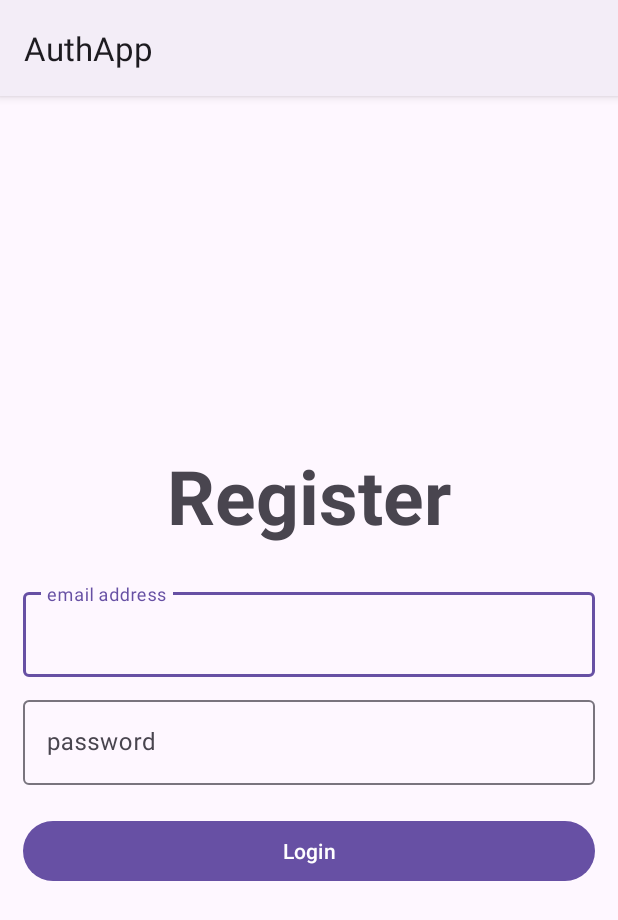
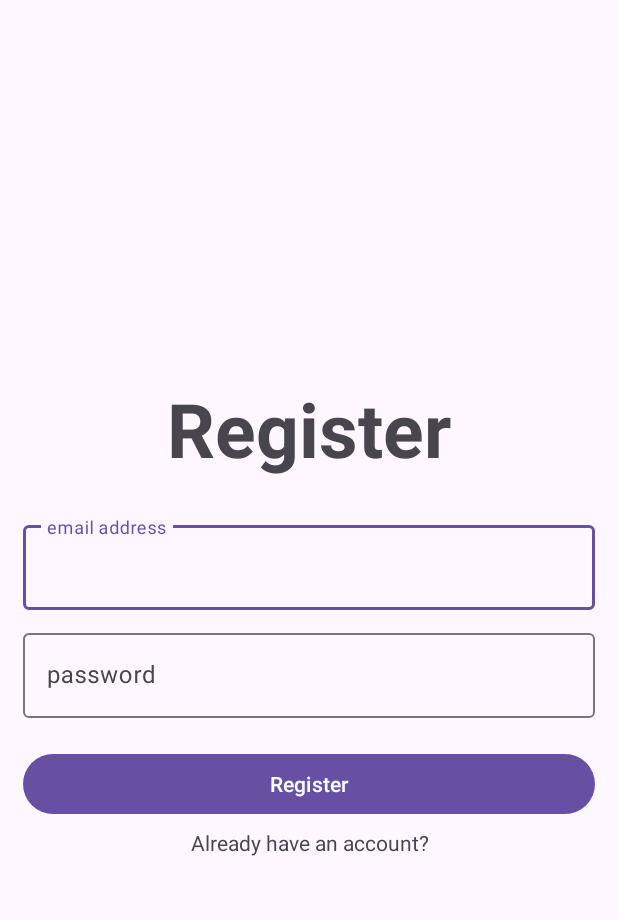
Before and after one commit to SymonMuchemi/Auth-project, an Android app: the Reg screen opened directly, with no data from a screen before it, on a phone screen of 412 x 824 dp. Shown: the top 920 px of the screen. Run offline under Robolectric (Android 15) with nearby library versions, the phone set to English and light mode, and no system bars; our stand-ins replace Firebase (no records; nobody signed in at launch, a user with empty details on screens opened directly).

Commit message:
feat: login and register

```diff
--- a/app/src/main/AndroidManifest.xml
+++ b/app/src/main/AndroidManifest.xml
@@ -15,8 +15,12 @@
         android:theme="@style/Theme.Material3.Light"
         tools:targetApi="31">
         <activity
+            android:name=".home"
+            android:exported="false" />
+        <activity
             android:name=".Reg"
-            android:exported="true">
+            android:exported="true"
+            android:theme="@style/Theme.Material3.Light.NoActionBar">
             <intent-filter>
                 <action android:name="android.intent.action.MAIN" />
             </intent-filter>
--- a/app/src/main/java/com/example/authapp/Reg.java
+++ b/app/src/main/java/com/example/authapp/Reg.java
@@ -2,13 +2,88 @@ package com.example.authapp;
 
 import androidx.appcompat.app.AppCompatActivity;
 
+import android.content.Intent;
 import android.os.Bundle;
+import android.view.View;
+import android.widget.Button;
+import android.widget.ProgressBar;
+import android.widget.TextView;
+import android.widget.Toast;
+
+import com.google.android.material.textfield.TextInputEditText;
+import com.google.firebase.auth.FirebaseAuth;
+import com.google.firebase.auth.FirebaseUser;
 
 public class Reg extends AppCompatActivity {
+    TextInputEditText email, password, passwordConfirm;
+    Button regBtn;
+    FirebaseAuth mAuth;
+    ProgressBar progressBar;
+    TextView textView;
+
+    // check if user is already logged in
+    @Override
+    public void onStart() {
+        super.onStart();
+        // Check if user is signed in (non-null) and update UI accordingly.
+        FirebaseUser currentUser = mAuth.getCurrentUser();
+        if(currentUser != null){
+            // start the home activity if user is already logged in
+            Intent intent = new Intent(this, home.class);
+
+            // pass the user's email address to the home activity
+            intent.putExtra("email", currentUser.getEmail());
+
+            startActivity(intent);
+        }
+    }
 
     @Override
     protected void onCreate(Bundle savedInstanceState) {
         super.onCreate(savedInstanceState);
         setContentView(R.layout.activity_reg);
+
+        // Bind the TextInputEditTexts and Button to their respective views
+        email = findViewById(R.id.email);
+        password = findViewById(R.id.password);
+        regBtn = findViewById(R.id.reg_button);
+        progressBar = findViewById(R.id.progressBar);
+        textView = findViewById(R.id.loginNow);
+
+        mAuth = FirebaseAuth.getInstance();
+
+        textView.setOnClickListener(v -> {
+            // create an intent to start the activity_reg activity
+            Intent intent = new Intent(Reg.this, Login.class);
+            // start the intent
+            startActivity(intent);
+        });
+
+        regBtn.setOnClickListener(v -> {
+            progressBar.setVisibility(View.VISIBLE);
+            // Get the text from the TextInputEditTexts
+            String emailText = String.valueOf(email.getText());
+            String passwordText = String.valueOf(password.getText());
+
+            if (emailText.isEmpty()) {
+                Toast.makeText(this, "Enter email address", Toast.LENGTH_SHORT).show();
+                return;
+            }
+            else if (passwordText.isEmpty()) {
+                Toast.makeText(this, "Enter password", Toast.LENGTH_SHORT).show();
+                return;
+            }
+            mAuth.createUserWithEmailAndPassword(emailText, passwordText)
+                    .addOnCompleteListener(this, task -> {
+                        progressBar.setVisibility(View.GONE);
+                        if (task.isSuccessful()) {
+                            Toast.makeText(this, "Account created successful", Toast.LENGTH_SHORT).show();
+                        }
+                        else {
+                            progressBar.setVisibility(View.GONE);
+                            Toast.makeText(this, "Registration failed", Toast.LENGTH_SHORT).show();
+                        }
+                    });
+    });
     }
 }
--- a/app/src/main/res/layout/activity_reg.xml
+++ b/app/src/main/res/layout/activity_reg.xml
@@ -40,13 +40,25 @@
             android:layout_height="wrap_content"
             android:layout_marginBottom="10dp"/>
     </com.google.android.material.textfield.TextInputLayout>
+    <ProgressBar
+        android:id="@+id/progressBar"
+        android:visibility="gone"
+        android:layout_width="wrap_content"
+        android:layout_height="wrap_content"/>
 
     <Button
-        android:id="@+id/login_button"
+        android:id="@+id/reg_button"
         android:layout_width="match_parent"
         android:layout_height="wrap_content"
-        android:text="@string/Login"
+        android:text="@string/Register"
         android:layout_marginTop="10dp"
         />
+    <TextView
+        android:id="@+id/loginNow"
+        android:layout_width="match_parent"
+        android:layout_height="wrap_content"
+        android:layout_marginTop="5dp"
+        android:gravity="center"
+        android:text="@string/already_have_an_account"/>
 
 </LinearLayout>
--- a/app/src/main/res/values/strings.xml
+++ b/app/src/main/res/values/strings.xml
@@ -5,6 +5,11 @@
     <string name="Register">Register</string>
     <string name="confirm_password">\n</string>
     <string name="email_address">email address</string>
-    <string name="Login">Login</string>
+    <string name="Login">Log in</string>
     <string name="Email_address">email address</string>
+    <string name="already_have_an_account">Already have an account?</string>
+    <string name="NoAccount">Not a member?</string>
+    <string name="welcomeMessage">Welcome</string>
+    <string name="logOut">Log Out</string>
+    <string name="successMsg">Your email address is:</string>
 </resources>
```
Also changed, not shown: app/src/main/java/com/example/authapp/Login.java (+70 -3 lines), app/src/main/java/com/example/authapp/home.java (added, +40 -0 lines), app/src/main/res/layout/activity_home.xml (added, +33 -0 lines), app/src/main/res/layout/activity_login.xml (+12 -1 lines).
